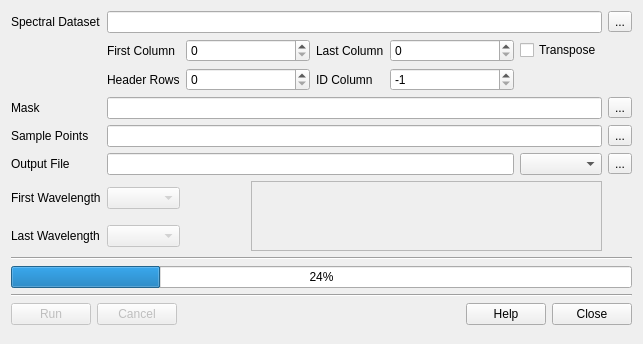
Before: the Qt Designer form src/ui/contrem.ui in rskelly/geotools, drawn with Qt 5.
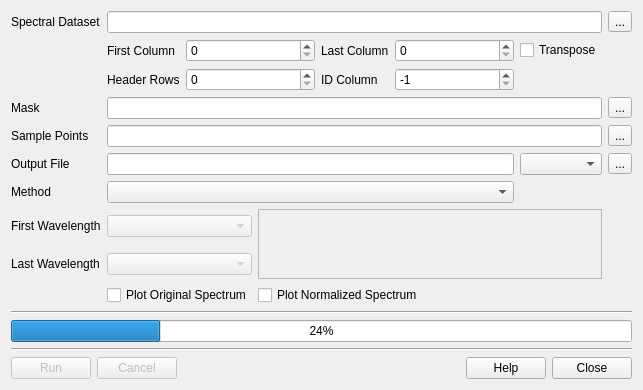
After: the same form once the commit is applied.

Commit message: Added options for plotting, normalization. UI elements not active.

Diff of the .ui file:
```diff
--- a/src/ui/contrem.ui
+++ b/src/ui/contrem.ui
@@ -14,7 +14,7 @@
    <string>Convex Hull Continuum Removal</string>
   </property>
   <layout class="QGridLayout" name="gridLayout">
-   <item row="9" column="1" colspan="9">
+   <item row="11" column="1" colspan="9">
     <widget class="Line" name="line_2">
      <property name="orientation">
       <enum>Qt::Horizontal</enum>
@@ -42,7 +42,7 @@
      </property>
     </widget>
    </item>
-   <item row="14" column="1" colspan="9">
+   <item row="16" column="1" colspan="9">
     <layout class="QHBoxLayout" name="horizontalLayout">
      <item>
       <widget class="QPushButton" name="btnRun">
@@ -93,7 +93,7 @@
      </item>
     </layout>
    </item>
-   <item row="11" column="1" colspan="9">
+   <item row="13" column="1" colspan="9">
     <widget class="QProgressBar" name="progressBar">
      <property name="value">
       <number>24</number>
@@ -107,7 +107,7 @@
      </property>
     </widget>
    </item>
-   <item row="12" column="1" colspan="9">
+   <item row="14" column="1" colspan="9">
     <widget class="Line" name="line">
      <property name="orientation">
       <enum>Qt::Horizontal</enum>
@@ -128,7 +128,7 @@
      </property>
     </widget>
    </item>
-   <item row="6" column="1">
+   <item row="7" column="1">
     <widget class="QLabel" name="label_9">
      <property name="text">
       <string>First Wavelength</string>
@@ -138,7 +138,7 @@
    <item row="5" column="8">
     <widget class="QComboBox" name="cboOutputType"/>
    </item>
-   <item row="7" column="1">
+   <item row="8" column="1">
     <widget class="QLabel" name="label_10">
      <property name="text">
       <string>Last Wavelength</string>
@@ -161,20 +161,6 @@
    <item row="4" column="2" colspan="7">
     <widget class="QLineEdit" name="txtSamplePoints"/>
    </item>
-   <item row="6" column="2">
-    <widget class="QComboBox" name="cboMinWL">
-     <property name="enabled">
-      <bool>false</bool>
-     </property>
-    </widget>
-   </item>
-   <item row="7" column="2">
-    <widget class="QComboBox" name="cboMaxWL">
-     <property name="enabled">
-      <bool>false</bool>
-     </property>
-    </widget>
-   </item>
    <item row="1" column="8">
     <widget class="QCheckBox" name="chkWLTranspose">
      <property name="text">
@@ -253,7 +239,17 @@
      </property>
     </widget>
    </item>
-   <item row="6" column="4" rowspan="2" colspan="5">
+   <item row="9" column="2" colspan="2">
+    <widget class="QCheckBox" name="chkPlotOrig">
+     <property name="text">
+      <string>Plot Original Spectrum</string>
+     </property>
+    </widget>
+   </item>
+   <item row="6" column="2" colspan="6">
+    <widget class="QComboBox" name="cboNormMethod"/>
+   </item>
+   <item row="7" column="4" rowspan="2" colspan="5">
     <widget class="QListWidget" name="lstHints">
      <property name="enabled">
       <bool>false</bool>
@@ -263,6 +259,34 @@
      </property>
     </widget>
    </item>
+   <item row="8" column="2" colspan="2">
+    <widget class="QComboBox" name="cboMaxWL">
+     <property name="enabled">
+      <bool>false</bool>
+     </property>
+    </widget>
+   </item>
+   <item row="6" column="1">
+    <widget class="QLabel" name="label_11">
+     <property name="text">
+      <string>Method</string>
+     </property>
+    </widget>
+   </item>
+   <item row="7" column="2" colspan="2">
+    <widget class="QComboBox" name="cboMinWL">
+     <property name="enabled">
+      <bool>false</bool>
+     </property>
+    </widget>
+   </item>
+   <item row="9" column="4" colspan="3">
+    <widget class="QCheckBox" name="chkPlotNormalized">
+     <property name="text">
+      <string>Plot Normalized Spectrum</string>
+     </property>
+    </widget>
+   </item>
   </layout>
  </widget>
  <resources/>
```
The commit also changes 4 other files.
